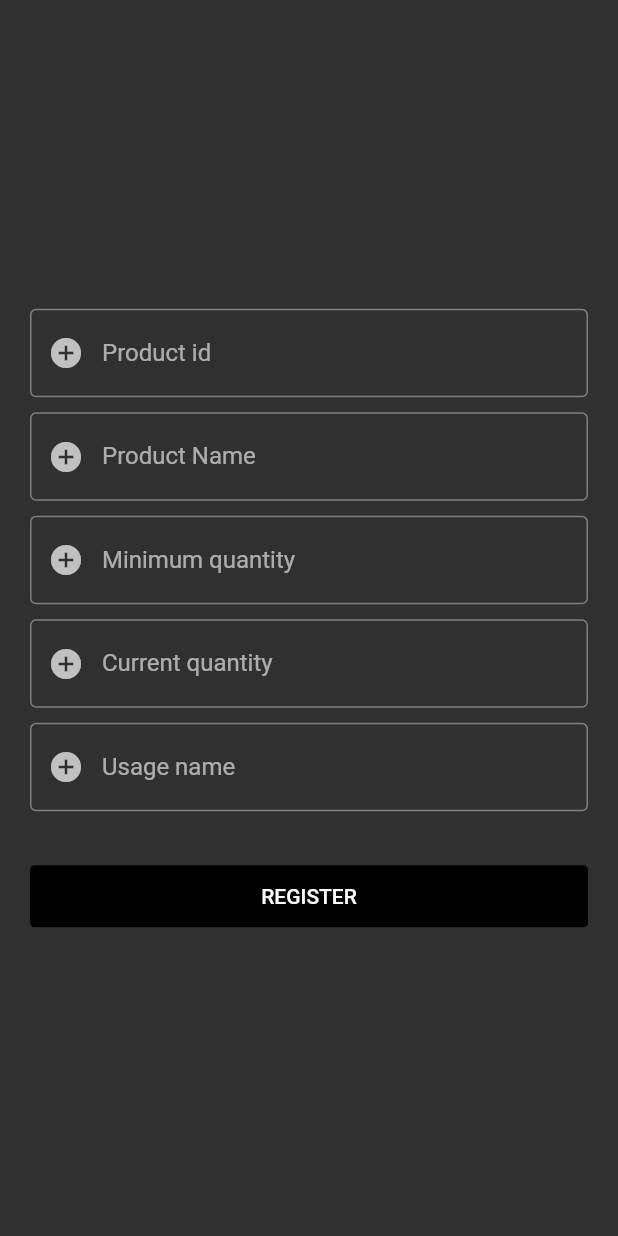
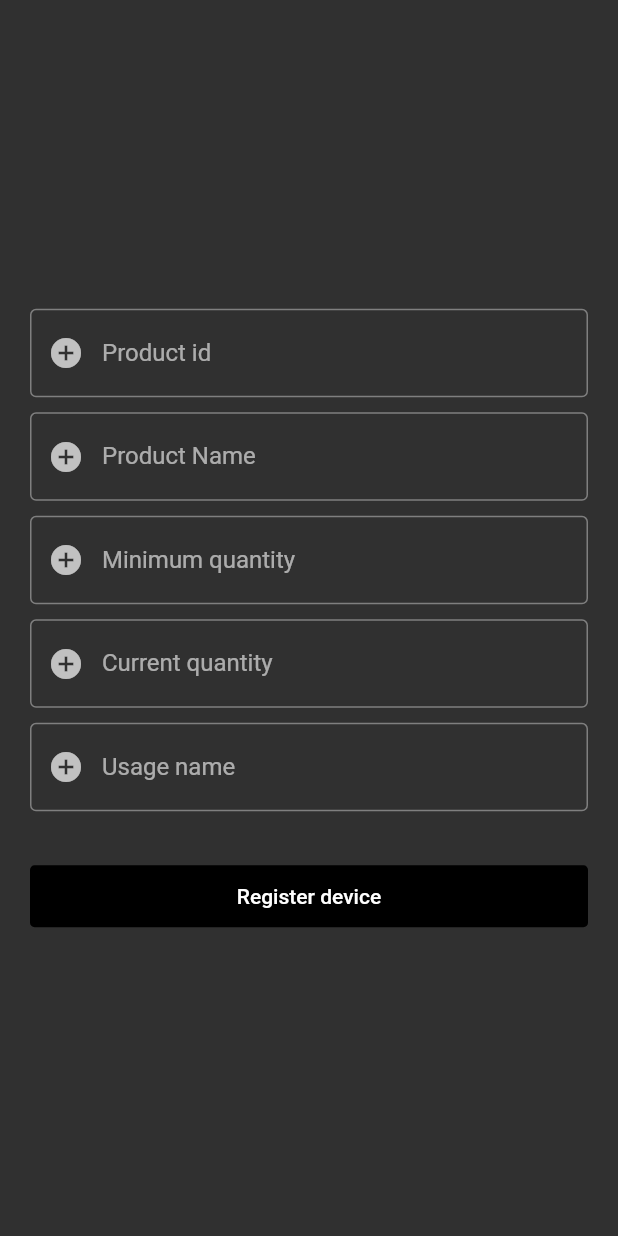
Before and after one commit to mosherif21/assistantpro, a Flutter app: the ProductDataForm screen opened directly, on a phone screen of 412 x 824 dp. Run offline on Flutter 3.47's test engine with Material 2 defaults, Android fonts, the phone set to English and light mode, and no system bars; our stand-ins replace connectivity_plus, firebase_auth, firebase_core, firebase_database, flutter_native_splash, flutter_otp_text_field and 11 more; missing offline and left inert: firebase_app_check, flutter_web_frame, mqtt_client; accounts and stored records are empty.

Commit message:
initial commit

```diff
--- a/lib/localization/language/localization_strings.dart
+++ b/lib/localization/language/localization_strings.dart
@@ -80,19 +80,20 @@ class Languages extends Translations {
           'noDevices': 'لايوجد اجهزة متصلة',
           'noQuantity': 'يجب ادخال عدد الاجهزة',
           'productId': 'معرف المنتج',
-          'enterProductId': 'Enter product id',
-          'productName': 'Product Name',
-          'enterProductName': 'Enter product name',
-          'minQuantity': 'Minimum quantity',
-          'enterMinQuantity': 'Enter minimum quantity',
-          'currentQuantity': 'Current quantity',
-          'enterCurrentQuantity': 'Enter current quantity',
-          'usageName': 'Usage name',
-          'enterUsageName': 'Enter usage name',
-          'chooseAddProduct': 'Choose a way to add the product',
-          'qrCode': 'Qr code',
-          'qrCodeEnter': 'Add using qr code',
-          'addProductId': 'Add using product id',
+          'enterProductId': 'ادخل كود المنتج',
+          'productName': 'اسم المنتج',
+          'enterProductName': 'ادخل اسم المنتج',
+          'minQuantity': 'الكنية الدنيا',
+          'enterMinQuantity': 'ادخل الكمية الدنيا',
+          'currentQuantity': 'الكمية الحالية',
+          'enterCurrentQuantity': 'ادخل الكمية الحالية',
+          'usageName': 'اسم الاستخدام',
+          'enterUsageName': 'اخل اسم الاستخدام',
+          'chooseAddProduct': 'اختر طريقة لاضافة المنتج',
+          'qrCode': 'رمز الاستجابة السريع',
+          'qrCodeEnter': 'اضف عن طريق رمز الاستجابة السريع',
+          'addProductId': 'اضف عن طريق كود المنتج',
+          'registerDevice': 'اضف جهاز',
         },
         'en_US': {
           'onBoardingTitle1': 'Fast ambulance requests',
@@ -186,6 +187,7 @@ class Languages extends Translations {
           'qrCode': 'Qr code',
           'qrCodeEnter': 'Add using qr code',
           'addProductId': 'Add using product id',
+          'registerDevice': 'Register device',
         },
       };
 }
--- a/lib/src/features/home_page/components/product_data_form.dart
+++ b/lib/src/features/home_page/components/product_data_form.dart
@@ -72,7 +72,7 @@ class ProductDataForm extends StatelessWidget {
               ),
               const SizedBox(height: 10),
               RegularElevatedButton(
-                buttonText: 'registerTextTitle'.tr,
+                buttonText: 'registerDevice'.tr,
                 height: height,
                 enabled: true,
                 onPressed: () async {
```
